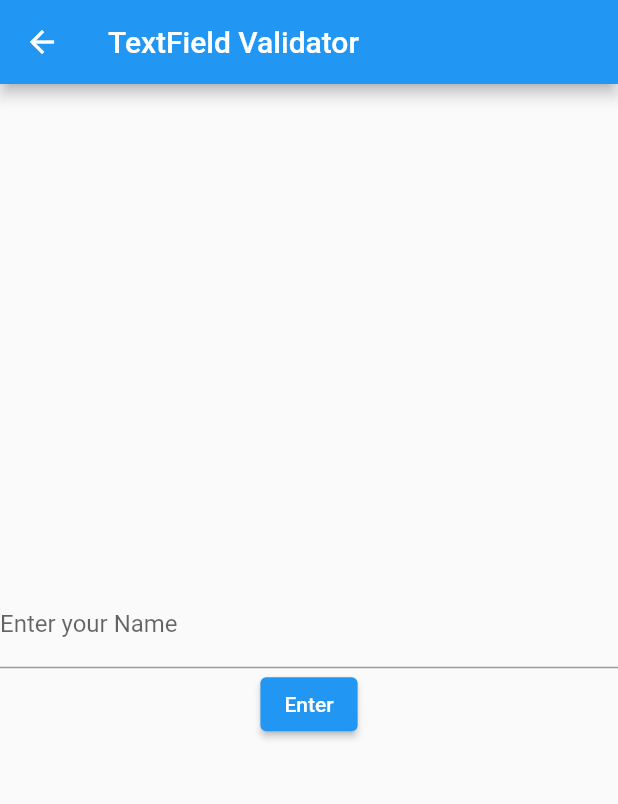
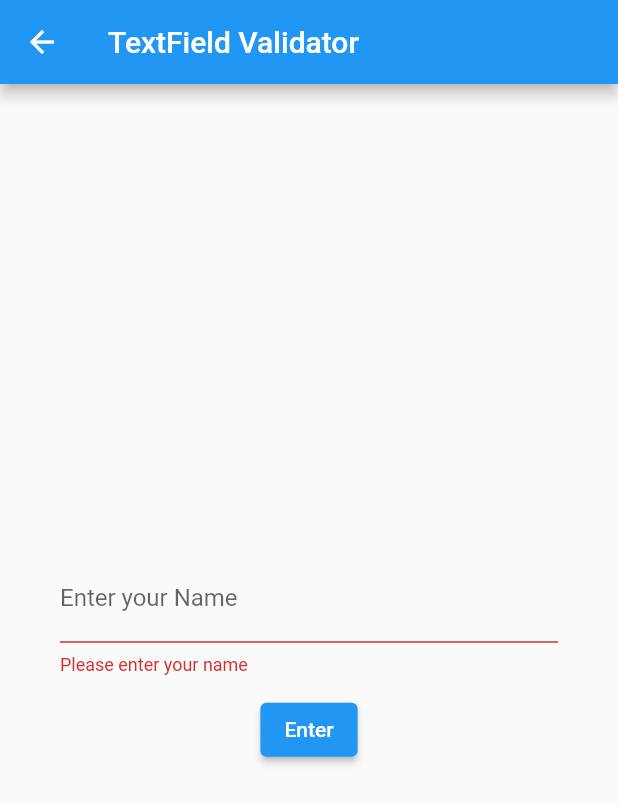
Before and after one commit to aprxty3/learn_some_package_widget, a Flutter app: the screen it shows after launch, after a tap on "TextField Validator", on a phone screen of 412 x 824 dp. Shown: the top 804 px of the screen. Run offline on Flutter 3.47's test engine with Material 2 defaults, Android fonts, the phone set to English and light mode, and no system bars.

Commit message:
text validator with controller

```diff
--- a/lib/main.dart
+++ b/lib/main.dart
@@ -1,7 +1,7 @@
 import 'package:flutter/material.dart';
-import 'package:learn_some_package_widget/package_widget/textfield_validator.dart';
+import 'package:learn_some_package_widget/package_widget/textfield_validator_with_controller.dart';
 
-void main() => runApp(MyApp());
+void main() => runApp(const MyApp());
 
 class MyApp extends StatelessWidget {
   const MyApp({super.key});
@@ -31,7 +31,9 @@ class ListOfWidget extends StatelessWidget {
             onTap: () => Navigator.push(
               context,
               MaterialPageRoute(
-                builder: (context) => const TextFieldValidator(),
+                builder: (context) => TextFieldValidator(
+                  onSubmit: (String value) {},
+                ),
               ),
             ),
             borderRadius: BorderRadius.circular(20),
--- a/lib/package_widget/textfield_validator.dart
+++ /dev/null
@@ -1,38 +0,0 @@
-import 'package:flutter/material.dart';
-
-class TextFieldValidator extends StatefulWidget {
-  const TextFieldValidator({super.key});
-
-  @override
-  State<TextFieldValidator> createState() => _TextFieldValidatorState();
-}
-
-class _TextFieldValidatorState extends State<TextFieldValidator> {
-  var textController = TextEditingController();
-
-  @override
-  Widget build(BuildContext context) {
-    return Scaffold(
-      appBar: AppBar(
-        title: const Text('TextField Validator'),
-      ),
-      body: Center(
-        child: Column(
-          mainAxisAlignment: MainAxisAlignment.center,
-          children: [
-            TextField(
-              controller: textController,
-              decoration: const InputDecoration(
-                labelText: 'Enter your Name',
-              ),
-            ),
-            ElevatedButton(
-              onPressed: () {},
-              child: Text('Enter'),
-            ),
-          ],
-        ),
-      ),
-    );
-  }
-}
--- /dev/null
+++ b/lib/package_widget/textfield_validator_with_controller.dart
@@ -0,0 +1,69 @@
+import 'package:flutter/material.dart';
+
+class TextFieldValidator extends StatefulWidget {
+  const TextFieldValidator({Key? key, required this.onSubmit})
+      : super(key: key);
+  final ValueChanged<String> onSubmit;
+
+  @override
+  State<TextFieldValidator> createState() => _TextFieldValidatorState();
+}
+
+class _TextFieldValidatorState extends State<TextFieldValidator> {
+  var textController = TextEditingController();
+  var text = '';
+
+  @override
+  void dispose() {
+    textController.dispose();
+    super.dispose();
+  }
+
+  String? get _errorText {
+    if (textController.text.isEmpty) {
+      return 'Please enter your name';
+    } else if (textController.text.length < 6) {
+      return 'Name must be at least 6 characters';
+    } else {
+      return null;
+    }
+  }
+
+  void _submit() {
+    if (_errorText == null) {
+      widget.onSubmit(textController.text);
+    }
+  }
+
+  @override
+  Widget build(BuildContext context) {
+    return Scaffold(
+      appBar: AppBar(
+        title: const Text('TextField Validator'),
+      ),
+      body: Padding(
+        padding: const EdgeInsets.symmetric(horizontal: 40),
+        child: Column(
+          mainAxisAlignment: MainAxisAlignment.center,
+          children: [
+            TextField(
+              controller: textController,
+              decoration: InputDecoration(
+                labelText: 'Enter your Name',
+                errorText: _errorText,
+              ),
+              onChanged: (value) => setState(() => text),
+            ),
+            const SizedBox(height: 12),
+            ElevatedButton(
+              onPressed: () {
+                textController.text.isNotEmpty ? _submit : null;
+              },
+              child: const Text('Enter'),
+            ),
+          ],
+        ),
+      ),
+    );
+  }
+}
```
